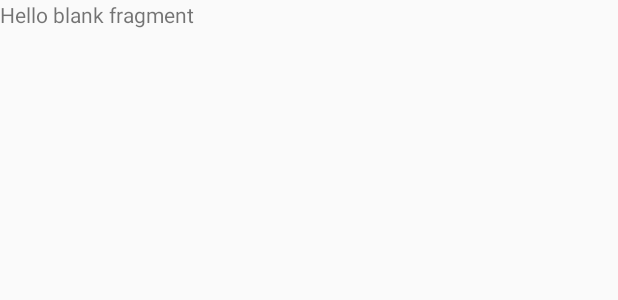
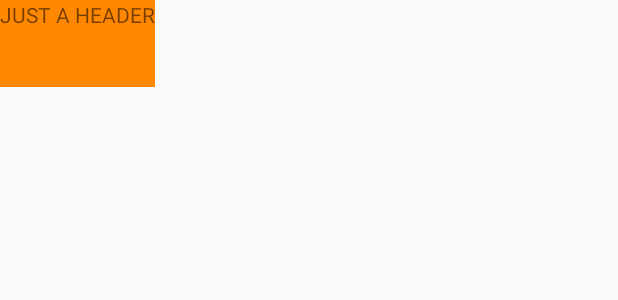
Before and after one commit to marcinkozak-p/AndroidTask_ab, an Android app: the layout fragment_repo_detail.xml on its own in the app's theme, with its tools: preview values and no code run, on a phone screen of 412 x 824 dp. Shown: the top 300 px of the screen. Run offline under Robolectric (Android 15) with nearby library versions, the phone set to English and light mode, and no system bars.

```diff
--- a/app/build.gradle
+++ b/app/build.gradle
@@ -20,6 +20,10 @@ android {
             proguardFiles getDefaultProguardFile('proguard-android.txt'), 'proguard-rules.pro'
         }
     }
+    dataBinding{
+        enabled = true
+    }
+    buildToolsVersion '28.0.1'
 }
 
 dependencies {
@@ -34,7 +38,7 @@ dependencies {
     androidTestImplementation 'com.android.support.test:runner:1.0.2'
     androidTestImplementation 'com.android.support.test.espresso:espresso-core:3.0.2'
     implementation 'com.squareup.retrofit2:retrofit:2.4.0'
-    implementation 'com.squareup.picasso:picasso:2.71828'
+    //implementation 'com.squareup.picasso:picasso:2.71828' TODO: update
     implementation 'com.google.code.gson:gson:2.8.5'
     implementation 'com.squareup.retrofit2:adapter-rxjava2:2.4.0'
     implementation 'com.squareup.retrofit2:converter-gson:2.4.0'
--- a/app/src/main/java/com/example/kozauke/repoviewer/Views/LoginFragment.kt
+++ b/app/src/main/java/com/example/kozauke/repoviewer/Views/LoginFragment.kt
@@ -75,7 +75,7 @@ class LoginFragment : Fragment() {
      * for more information.
      */
     interface OnFragmentInteractionListener {
-        // TODO: Update argument type and name
+        // TODO: Update argument type and mName
         fun onFragmentInteraction(uri: Uri)
     }
 
--- a/app/src/main/java/com/example/kozauke/repoviewer/Views/RepoItemsFragment.java
+++ b/app/src/main/java/com/example/kozauke/repoviewer/Views/RepoItemsFragment.java
@@ -103,7 +103,7 @@ public class RepoItemsFragment extends Fragment {
      * >Communicating with Other Fragments</a> for more information.
      */
     public interface OnListFragmentInteractionListener {
-        // TODO: Update argument type and name
+        // TODO: Update argument type and mName
         void onListFragmentInteraction(DummyItem item);
     }
 }
--- a/app/src/main/res/layout/activity_splash.xml
+++ b/app/src/main/res/layout/activity_splash.xml
@@ -1,6 +1,6 @@
 <?xml version="1.0" encoding="utf-8"?>
-<android.support.constraint.ConstraintLayout xmlns:android="http://schemas.android.com/apk/res/android"
-    xmlns:app="http://schemas.android.com/apk/res-auto"
+<android.support.constraint.ConstraintLayout
+    xmlns:android="http://schemas.android.com/apk/res/android"
     xmlns:tools="http://schemas.android.com/tools"
     android:layout_width="match_parent"
     android:layout_height="match_parent"
--- a/app/src/main/res/layout/fragment_repo_detail.xml
+++ b/app/src/main/res/layout/fragment_repo_detail.xml
@@ -1,14 +1,37 @@
 <?xml version="1.0" encoding="utf-8"?>
-<FrameLayout xmlns:android="http://schemas.android.com/apk/res/android"
+<layout>
+<!--<data>
+    <variable name = "repo" type = "com.example.kozauke.repoviewer.Data.RepoDetails"/>
+</data>-->
+<LinearLayout xmlns:android="http://schemas.android.com/apk/res/android"
     xmlns:tools="http://schemas.android.com/tools"
-    android:layout_width="match_parent"
-    android:layout_height="match_parent"
-    tools:context=".Views.RepoDetailFragment">
+    android:orientation="vertical"
+    android:layout_width="wrap_content"
+    android:layout_height="wrap_content"
+    tools:context=".Views.RepoDetailFragment"
+    android:background="@android:color/holo_orange_dark"
+    android:id="@+id/repo_details_fragment"
+    >
 
-    <!-- TODO: Update blank fragment layout -->
     <TextView
+        android:text="JUST A HEADER"
+        android:layout_width="wrap_content"
+        android:layout_height="wrap_content" />
+
+    <TextView
+        android:id="@+id/repo_name"
+        android:layout_width="wrap_content"
+        android:layout_height="wrap_content"
+        />
+        <!--android:text="@{repo.name, default=NieMamImienia}"-->
+
+
+    <TextView
+        android:id="@+id/repo_description"
         android:layout_width="match_parent"
         android:layout_height="match_parent"
-        android:text="@string/hello_blank_fragment" />
+        />
+        <!--android:text="@{repo.description, default=NieMamOpisu}"/>-->
 
-</FrameLayout>
+</LinearLayout>
+</layout>
--- a/app/src/main/res/layout/fragment_repo_list.xml
+++ b/app/src/main/res/layout/fragment_repo_list.xml
@@ -8,6 +8,6 @@
     android:layout_height="match_parent"
     android:layout_marginLeft="16dp"
     android:layout_marginRight="16dp"
-    app:layoutManager="LinearLayoutManager"
+    app:layoutManager="android.support.v7.widget.LinearLayoutManager"
     tools:context=".Views.RepoItemsFragment"
     tools:listitem="@layout/fragment_repo" />
--- a/build.gradle
+++ b/build.gradle
@@ -1,7 +1,7 @@
 // Top-level build file where you can add configuration options common to all sub-projects/modules.
 
 buildscript {
-    ext.kotlin_version = '1.2.50'
+    ext.kotlin_version = '1.2.51'
     repositories {
         google()
         jcenter()
--- a/gradle.properties
+++ b/gradle.properties
@@ -6,8 +6,9 @@
 # http://www.gradle.org/docs/current/userguide/build_environment.html
 # Specifies the JVM arguments used for the daemon process.
 # The setting is particularly useful for tweaking memory settings.
-org.gradle.jvmargs=-Xmx1536m
+org.gradle.jvmargs=-Xmx2048m
 # When configured, Gradle will run in incubating parallel mode.
 # This option should only be used with decoupled projects. More details, visit
 # http://www.gradle.org/docs/current/userguide/multi_project_builds.html#sec:decoupled_projects
 # org.gradle.parallel=true
+android.databinding.enableV2=true
```
Also changed, not shown: app/src/main/java/com/example/kozauke/repoviewer/Data/RepoDetails.java (+63 -4 lines), app/src/main/java/com/example/kozauke/repoviewer/Views/MainActivity.kt (+32 -8 lines), app/src/main/java/com/example/kozauke/repoviewer/Views/RepoDetailFragment.kt (+20 -21 lines), app/src/main/res/layout/activity_main.xml (+15 -3 lines).
